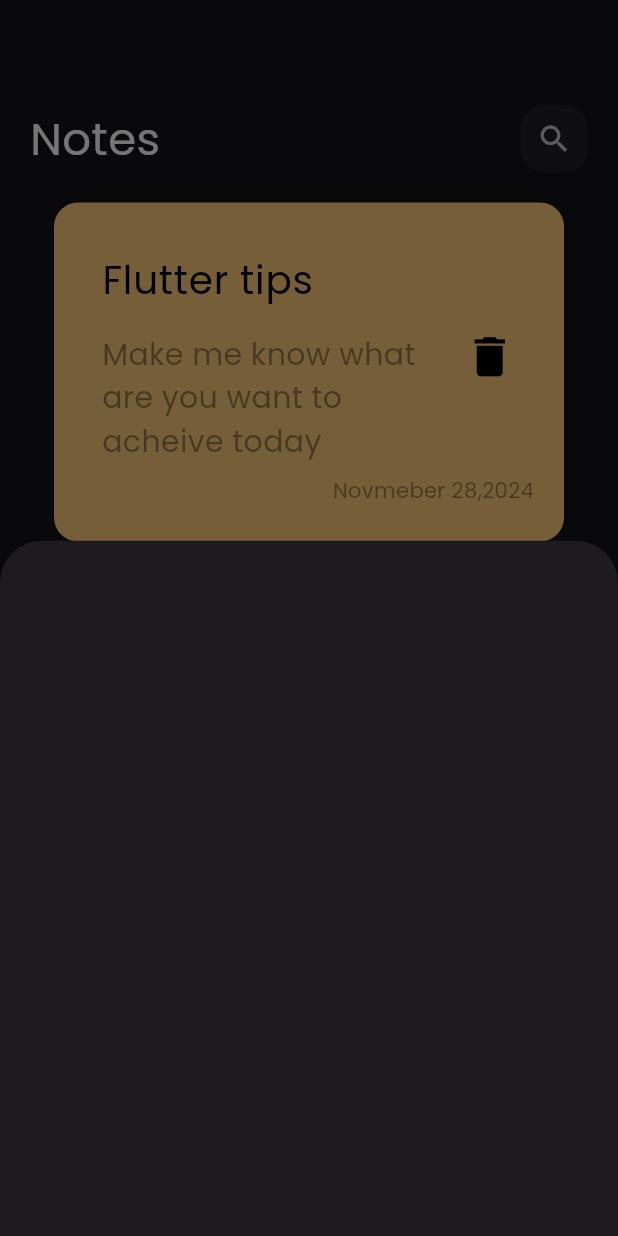
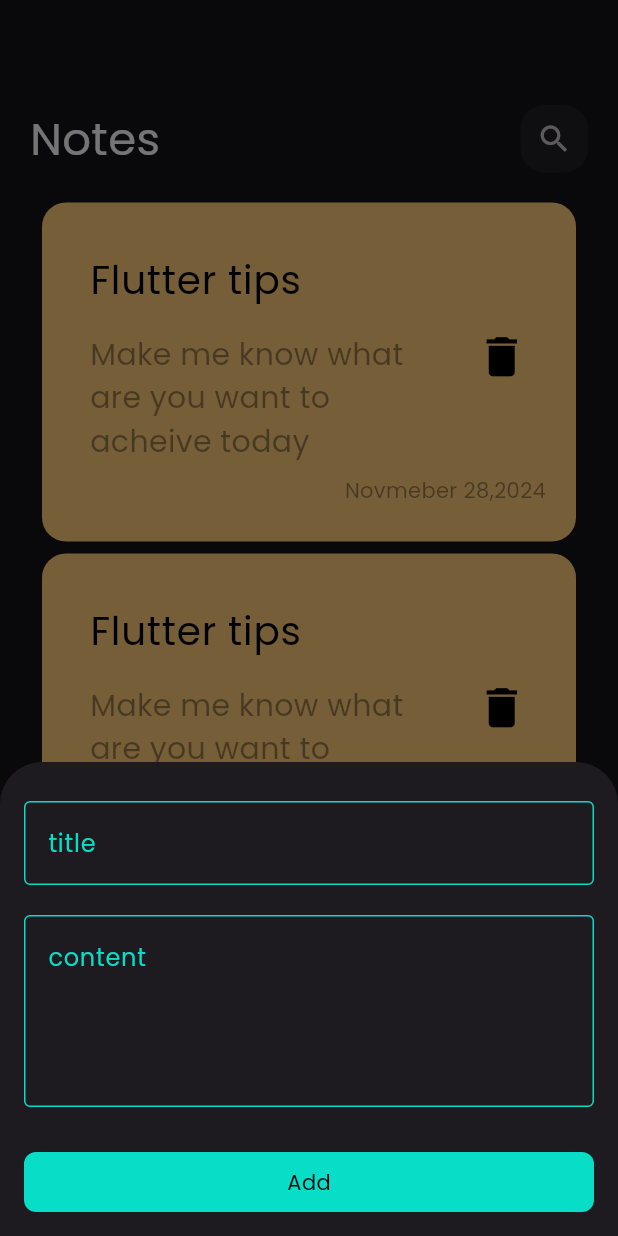
Before and after one commit to mohamedmostafa75/notesapp, a Flutter app: the screen it shows after launch, after a tap on the "add" icon, on a phone screen of 412 x 824 dp. Run offline on Flutter 3.47's test engine with Material 3 defaults, Android fonts, the phone set to English and light mode, and no system bars.

Commit message:
full add buttom sheet

```diff
--- a/lib/widgets/NotesListview.dart
+++ b/lib/widgets/NotesListview.dart
@@ -7,9 +7,9 @@ class NotesListview extends StatelessWidget {
   @override
   Widget build(BuildContext context) {
     return Padding(
-      padding: const EdgeInsets.all(16),
+      padding: const EdgeInsets.all( 8),
       child: ListView.builder(
-        padding: EdgeInsets.zero,
+        padding: EdgeInsets.only(top: 8),
         itemBuilder: (context, index) {
           return Padding(
             padding: const EdgeInsets.symmetric(vertical: 4.0),
--- a/lib/widgets/Notesviewbottom.dart
+++ b/lib/widgets/Notesviewbottom.dart
@@ -1,11 +1,38 @@
-
 import 'package:flutter/material.dart';
+import 'package:notes_app/views/home_views.dart';
+import 'package:notes_app/widgets/custombutton.dart';
+import 'package:notes_app/widgets/textfiledW.dart';
 
 class Notesviewbottom extends StatelessWidget {
   const Notesviewbottom({super.key});
 
   @override
   Widget build(BuildContext context) {
-    return Container();
+    return Padding(
+      padding: const EdgeInsets.all(16),
+      child: SingleChildScrollView(
+        child: Column(
+
+          children: [
+            textfiledW(
+              namefield: 'title',
+            ),
+            const SizedBox(
+              height: 10,
+            ),
+            textfiledW(
+              maxline: 4,
+              namefield: 'content',
+            ),
+            const SizedBox(
+              height: 30,
+            ),
+            Custombutton(ontap: (){
+            print("hello");
+            },name: "Add")
+          ],
+        ),
+      ),
+    );
   }
 }
--- /dev/null
+++ b/lib/widgets/custombutton.dart
@@ -0,0 +1,22 @@
+import 'package:flutter/material.dart';
+
+class Custombutton extends StatelessWidget {
+  const Custombutton({super.key, this.ontap,required this.name});
+  final VoidCallback? ontap;
+final String name;
+  @override
+  Widget build(BuildContext context) {
+    return GestureDetector(
+      onTap: ontap ,
+      child: Container(
+                decoration: BoxDecoration(  color: const Color.fromARGB(255, 8, 221, 199),
+                  borderRadius: BorderRadius.circular(8)
+                ),
+
+                height: 40,
+                width: double.infinity,
+                child: Center(child: Text(name,style: TextStyle(color: Colors.black),)),
+              ),
+    );
+  }
+}
--- /dev/null
+++ b/lib/widgets/primarykey.dart
@@ -0,0 +1,3 @@
+import 'package:flutter/material.dart';
+
+const Kprimarycolor = Color(0xff08DDC7);
--- /dev/null
+++ b/lib/widgets/textfiledW.dart
@@ -0,0 +1,43 @@
+import 'package:flutter/material.dart';
+import 'package:notes_app/widgets/primarykey.dart';
+
+class textfiledW extends StatelessWidget {
+  textfiledW(
+      {this.onchanged,
+      super.key,
+      this.namefield,
+      this.Obsecure = false,
+      this.maxline});
+  final String? namefield;
+  final bool? Obsecure;
+  final int? maxline;
+
+  Function(String)? onchanged;
+
+  @override
+  Widget build(BuildContext context) {
+    return Padding(
+      padding: const EdgeInsets.only(top: 10),
+      child: TextFormField(
+        maxLines: maxline,
+        obscureText: Obsecure!,
+        validator: (data) {
+          if (data!.isEmpty) {
+            return 'please fill the feild';
+          }
+          return null;
+        },
+        onChanged: onchanged,
+        decoration: InputDecoration(
+          hintText: namefield,
+          hintStyle: const TextStyle(color: Kprimarycolor),
+          focusedBorder: const OutlineInputBorder(
+              borderSide: BorderSide(color: Colors.grey)),
+          enabledBorder: const OutlineInputBorder(
+            borderSide: BorderSide(color: Kprimarycolor),
+          ),
+        ),
+      ),
+    );
+  }
+}
```
